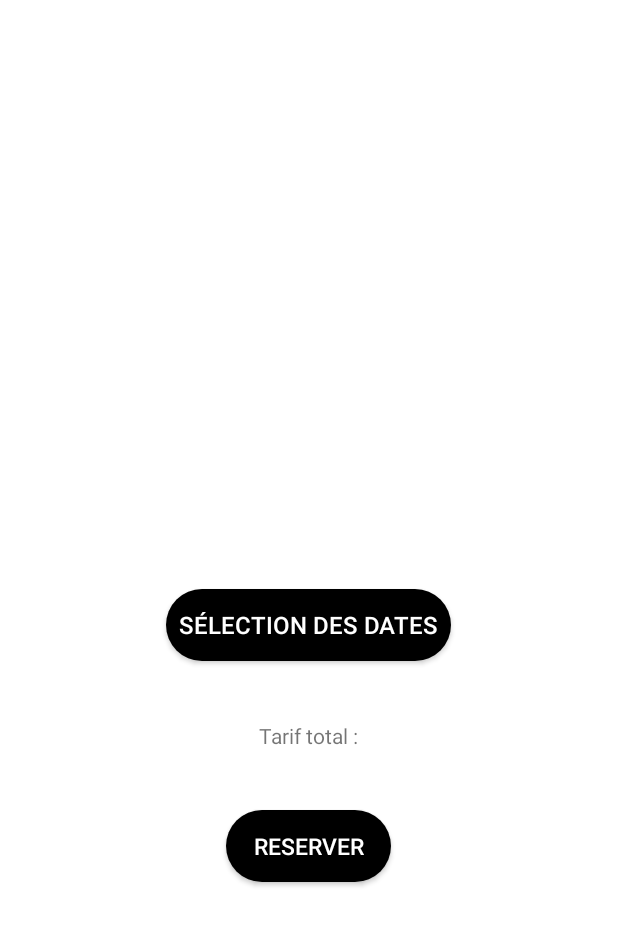
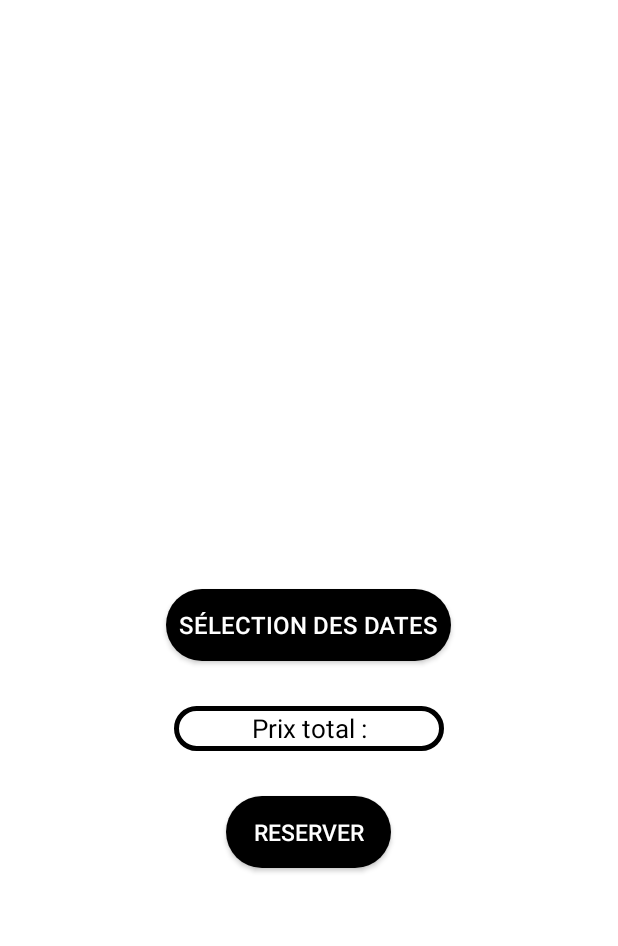
Before and after one commit to AxelSTL/Proj_Mobile_Circuit, an Android app: the ReserveActivity screen opened directly, with no data from a screen before it, on a phone screen of 412 x 824 dp, the part 108-1054 px from its top. Run offline under Robolectric (Android 15) with nearby library versions, the phone set to English and light mode, and no system bars.

Commit message:
Style materialdatepicker

```diff
--- a/app/src/main/AndroidManifest.xml
+++ b/app/src/main/AndroidManifest.xml
@@ -16,6 +16,7 @@
         android:supportsRtl="true"
         android:theme="@style/Theme.Book2Run"
         android:usesCleartextTraffic="true"
+        android:windowSoftInputMode="adjustResize"
         tools:targetApi="31">
         <activity
             android:name=".CircuitViewActivity"
--- a/app/src/main/java/com/example/book2run/ReserveActivity.java
+++ b/app/src/main/java/com/example/book2run/ReserveActivity.java
@@ -6,6 +6,7 @@ import androidx.core.util.Pair;
 
 import android.annotation.SuppressLint;
 import android.content.Intent;
+import android.content.res.Configuration;
 import android.graphics.Bitmap;
 import android.graphics.BitmapFactory;
 import android.icu.util.Calendar;
@@ -117,16 +118,23 @@ public class ReserveActivity extends AppCompatActivity implements View.OnClickLi
         reserve.setOnClickListener(this);
 
         Calendar calendar = Calendar.getInstance(TimeZone.getTimeZone("UTC"));
-
         calendar.clear();
         long today = materialDatePicker.todayInUtcMilliseconds();
         CalendarConstraints.Builder constrainBuilder = new CalendarConstraints.Builder();
         constrainBuilder.setOpenAt(today);
         constrainBuilder.setValidator(DateValidatorPointForward.now());
 
+        Locale locale = new Locale("FR");
+        Locale.setDefault(locale);
+        Configuration config = new Configuration();
+        config.locale = locale;
+        getApplicationContext().getResources().updateConfiguration(config, null);
 
         MaterialDatePicker.Builder builder = MaterialDatePicker.Builder.dateRangePicker();
         builder.setTitleText("Sélectionnez une date de départ et de fin");
+        builder.setNegativeButtonText("Annuler");
+        builder.setPositiveButtonText("Valider");
+        builder.setTheme(R.style.MaterialCalendarTheme);
         builder.setCalendarConstraints(constrainBuilder.build());
         materialDatePicker = builder.build();
 
@@ -153,7 +161,7 @@ public class ReserveActivity extends AppCompatActivity implements View.OnClickLi
                 long diff = dateSeconde.getTime() - dateFirst.getTime();
                 long daysDifference = TimeUnit.DAYS.convert(diff, TimeUnit.MILLISECONDS);
                 totalTarif =  tarif * daysDifference;
-                tarifView.setText("Prix total : " + totalTarif);
+                tarifView.setText("Prix total : " + totalTarif + "€");
             }
         });
 
--- a/app/src/main/res/drawable/arround_button_black.xml
+++ b/app/src/main/res/drawable/arround_button_black.xml
@@ -1,5 +1,5 @@
 <?xml version="1.0" encoding="utf-8"?>
-<ripple xmlns:android="http://schemas.android.com/apk/res/android" android:color="@color/indigoEffect">
+<ripple xmlns:android="http://schemas.android.com/apk/res/android" android:color="@color/blackEffect">
     <item>
         <shape android:shape="rectangle">
             <solid android:color="@color/black"/>
--- a/app/src/main/res/drawable/arround_button_black2.xml
+++ b/app/src/main/res/drawable/arround_button_black2.xml
@@ -1,15 +1,16 @@
 <?xml version="1.0" encoding="utf-8"?>
-<shape xmlns:android="http://schemas.android.com/apk/res/android"
-    android:padding="10dp"
-    android:shape="rectangle" >
+<selector xmlns:android="http://schemas.android.com/apk/res/android">
+    <item android:state_pressed="true">
+        <shape android:shape="rectangle">
+            <solid android:color="@color/blackEffect"/>
+            <corners android:radius="100dp"/>
+        </shape>
+    </item>
 
-    <solid android:color="@color/black" />
-
-    <corners
-        android:bottomLeftRadius="100dp"
-        android:bottomRightRadius="100dp"
-        android:topLeftRadius="100dp"
-        android:topRightRadius="100dp" />
-
-
-</shape>
+    <item>
+        <shape android:shape="rectangle">
+            <solid android:color="@color/black"/>
+            <corners android:radius="100dp"/>
+        </shape>
+    </item>
+</selector>
--- a/app/src/main/res/layout/activity_reserve.xml
+++ b/app/src/main/res/layout/activity_reserve.xml
@@ -46,18 +46,25 @@
 
         <TextView
             android:id="@+id/tarifTotal_txtView"
-            android:layout_width="wrap_content"
-            android:layout_height="wrap_content"
+            android:layout_width="180dp"
+            android:layout_height="30dp"
             android:layout_gravity="center"
-            android:layout_marginTop="40dp"
-            android:text="Tarif total :"/>
+            android:gravity="center"
+            android:layout_marginTop="30dp"
+            android:text="Prix total :"
+            android:textAlignment="gravity"
+            android:textSize="17sp"
+            android:textColor="@color/black"
+            android:paddingStart="5dp"
+            android:paddingEnd="5dp"
+            android:background="@drawable/border_black"/>
 
         <androidx.appcompat.widget.AppCompatButton
             android:id="@+id/reserve_reserve_btn"
             android:layout_width="110dp"
             android:layout_height="wrap_content"
             android:layout_gravity="center"
-            android:layout_marginTop="40dp"
+            android:layout_marginTop="30dp"
             android:text="RESERVER"
             android:textColor="@color/white"
             android:textAlignment="center"
--- a/app/src/main/res/values/colors.xml
+++ b/app/src/main/res/values/colors.xml
@@ -6,6 +6,7 @@
     <color name="teal_200">#FF03DAC5</color>
     <color name="teal_700">#FF018786</color>
     <color name="black">#FF000000</color>
+    <color name="blackEffect">#4C4A4A</color>
     <color name="blackHint">#272525</color>
     <color name="white">#FFFFFFFF</color>
     <color name="cyan">#ED2675AE</color>
--- a/app/src/main/res/values/themes.xml
+++ b/app/src/main/res/values/themes.xml
@@ -14,4 +14,21 @@
         <item name="android:navigationBarColor">@color/indigo</item>
         <!-- Customize your theme here. -->
     </style>
+
+    <style name="MaterialCalendarTheme" parent="ThemeOverlay.MaterialComponents.MaterialCalendar">
+
+        <!-- Header panel -->
+        <item name="materialCalendarHeaderLayout">@style/MaterialCalendar.HeaderLayout1</item>
+        <!-- Buttons -->
+        <item name="buttonBarPositiveButtonStyle">@style/TextButton.Dialog1</item>
+        <item name="buttonBarNegativeButtonStyle">@style/TextButton.Dialog1</item>
+    </style>
+    <style name="MaterialCalendar.HeaderLayout1" parent="Widget.MaterialComponents.MaterialCalendar.HeaderLayout">
+        <!--<item name="android:background">?attr/colorPrimary</item>-->
+        <item name="android:background">@color/black</item>
+    </style>
+    <style name="TextButton.Dialog1" parent="Widget.MaterialComponents.Button.TextButton.Dialog">
+        <item name="android:textColor">@color/white</item>
+        <item name="backgroundTint">@color/black</item>
+    </style>
 </resources>
```
Also changed, not shown: app/src/main/res/layout/fragment_home.xml (+7 -7 lines), app/src/main/res/values/strings.xml (+10 -2 lines).
